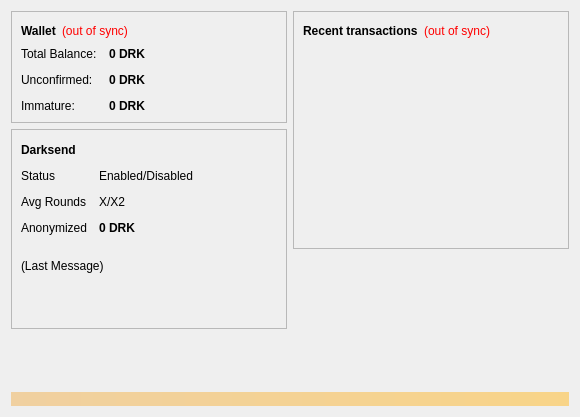
Above: src/qt/forms/overviewpage.ui from NarubyRiverlione/Spice before the change. Below: the same form after it.
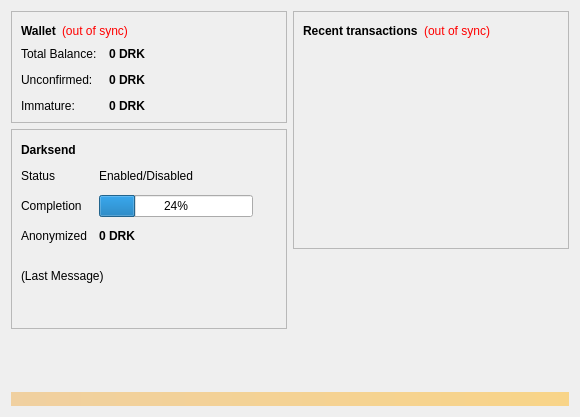
That is the form after the change.

Commit message: fixed collateral issue, debug messages, no fees, changed function names, progress bar

```diff
--- a/src/qt/forms/overviewpage.ui
+++ b/src/qt/forms/overviewpage.ui
@@ -251,14 +251,7 @@
            <item row="1" column="0">
             <widget class="QLabel" name="label_7">
              <property name="text">
-              <string>Avg Rounds</string>
-             </property>
-            </widget>
-           </item>
-           <item row="1" column="1">
-            <widget class="QLabel" name="darksendAvgRounds">
-             <property name="text">
-              <string>X/X2</string>
+              <string>Completion</string>
              </property>
             </widget>
            </item>
@@ -269,6 +262,19 @@
              </property>
             </widget>
            </item>
+           <item row="1" column="1">
+            <widget class="QProgressBar" name="darksendProgress">
+             <property name="maximumSize">
+              <size>
+               <width>154</width>
+               <height>16777215</height>
+              </size>
+             </property>
+             <property name="value">
+              <number>24</number>
+             </property>
+            </widget>
+           </item>
            <item row="2" column="1">
             <widget class="QLabel" name="labelAnonymized">
              <property name="font">
@@ -288,9 +294,9 @@
           <property name="geometry">
            <rect>
             <x>10</x>
-            <y>130</y>
+            <y>140</y>
             <width>251</width>
-            <height>61</height>
+            <height>51</height>
            </rect>
           </property>
           <property name="text">
```
The commit also changes 6 other files.
